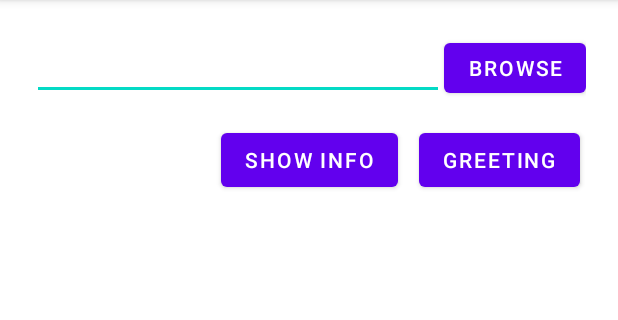
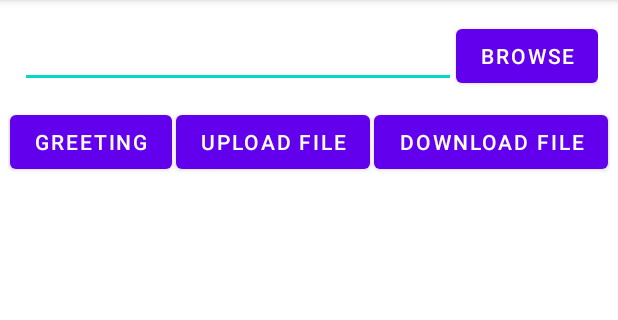
Before and after one commit to Tricky-Compression/Frontend, an Android app: the screen it shows after launch (MainActivity), on a phone screen of 412 x 824 dp, the part 84-404 px from its top. Run offline under Robolectric (Android 15) with nearby library versions, the phone set to English and light mode, and no system bars.

Commit message:
update buttons

```diff
--- a/app/src/main/java/ru/tricky_compression/Model.java
+++ b/app/src/main/java/ru/tricky_compression/Model.java
@@ -36,7 +36,7 @@ public abstract class Model {
         }
     };
 
-    protected abstract void sendGreeting();
+    public abstract void sendGreeting();
 
-    protected abstract void uploadSingleFile(String filename);
+    public abstract void uploadSingleFile(String filename);
 }
--- a/app/src/main/java/ru/tricky_compression/Presenter.java
+++ b/app/src/main/java/ru/tricky_compression/Presenter.java
@@ -4,16 +4,13 @@ public class Presenter {
     private final Model model;
     private View view;
 
-    public Presenter(Model model) {
+    public Presenter(Model model, View view) {
         this.model = model;
+        this.view = view;
         System.out.println(" ----- Presenter was created ----- ");
     }
 
-    public void attachView(View view) {
-        this.view = view;
-    }
-
-    public void detachView() {
+    public void onDestroy() {
         view = null;
     }
 
@@ -22,7 +19,11 @@ public class Presenter {
     }
 
     public void uploadSingleFile() {
-        model.uploadSingleFile(view.getText());
-        view.setText("");
+        model.uploadSingleFile(view.getPath());
+        view.cleanPath();
+    }
+
+    public void downloadSingleFile() {
+        // TODO
     }
 }
--- a/app/src/main/java/ru/tricky_compression/View.java
+++ b/app/src/main/java/ru/tricky_compression/View.java
@@ -1,7 +1,11 @@
 package ru.tricky_compression;
 
 public interface View {
-    String getText();
+    String getPath();
 
-    void setText(String text);
+    default void cleanPath() {
+        setPath("");
+    }
+
+    void setPath(String text);
 }
--- a/app/src/main/java/ru/tricky_compression/model/ModelImpl.java
+++ b/app/src/main/java/ru/tricky_compression/model/ModelImpl.java
@@ -34,7 +34,7 @@ public final class ModelImpl extends Model {
         try {
             data = Arrays.toString(Files.readAllBytes(Paths.get(filename)));
         } catch (IOException e) {
-            Log.i("\t", String.format("No file called \"%s\"", filename));
+            Log.i("\t", String.format("There is no file called \"%s\"", filename));
             return;
         }
         String json = String.format("{ \"filename\": \"%s\", \"data\": \"%s\" }", filename, data);
--- a/app/src/main/java/ru/tricky_compression/view/MainActivity.java
+++ b/app/src/main/java/ru/tricky_compression/view/MainActivity.java
@@ -5,7 +5,6 @@ import android.widget.EditText;
 
 import androidx.appcompat.app.AppCompatActivity;
 
-import ru.tricky_compression.Model;
 import ru.tricky_compression.model.ModelImpl;
 import ru.tricky_compression.Presenter;
 import ru.tricky_compression.R;
@@ -23,27 +22,26 @@ public class MainActivity extends AppCompatActivity implements View {
     }
 
     private void init() {
-        Model model = new ModelImpl();
-        presenter = new Presenter(model);
-        presenter.attachView(this);
+        presenter = new Presenter(new ModelImpl(), this);
         findViewById(R.id.button_greeting).setOnClickListener(view -> presenter.sendGreeting());
-        findViewById(R.id.button_showInfo).setOnClickListener(view -> presenter.uploadSingleFile());
+        findViewById(R.id.button_uploadFile).setOnClickListener(view -> presenter.uploadSingleFile());
+        findViewById(R.id.button_downloadFile).setOnClickListener(view -> presenter.downloadSingleFile());
     }
 
     @Override
     protected void onDestroy() {
-        presenter.detachView();
+        presenter.onDestroy();
         super.onDestroy();
     }
 
     @Override
-    public String getText() {
+    public String getPath() {
         EditText editText = findViewById(R.id.editText_path);
         return editText.getText().toString();
     }
 
     @Override
-    public void setText(String text) {
+    public void setPath(String text) {
         EditText editText = findViewById(R.id.editText_path);
         editText.setText(text);
     }
--- a/app/src/main/res/layout/main_screen.xml
+++ b/app/src/main/res/layout/main_screen.xml
@@ -1,49 +1,47 @@
 <?xml version="1.0" encoding="utf-8"?>
-<androidx.constraintlayout.widget.ConstraintLayout
-    xmlns:android="http://schemas.android.com/apk/res/android"
-    xmlns:app="http://schemas.android.com/apk/res-auto"
+<LinearLayout xmlns:android="http://schemas.android.com/apk/res/android"
     xmlns:tools="http://schemas.android.com/tools"
     android:layout_width="match_parent"
     android:layout_height="match_parent"
-    android:paddingLeft="5sp"
-    android:paddingTop="5sp"
-    android:paddingRight="5sp"
-    android:paddingBottom="5sp"
-    tools:context=".view.MainActivity" >
+    android:orientation="vertical"
+    android:padding="5sp"
+    tools:context=".view.MainActivity">
 
     <androidx.fragment.app.FragmentContainerView
         android:id="@+id/fragment_fileChooser"
         android:name="ru.tricky_compression.view.FileChooserFragment"
-        android:layout_width="0dp"
-        android:layout_height="45dp"
-        android:layout_marginStart="16dp"
-        android:layout_marginLeft="16dp"
-        android:layout_marginTop="16dp"
-        android:layout_marginEnd="16dp"
-        android:layout_marginRight="16dp"
-        app:layout_constraintEnd_toEndOf="parent"
-        app:layout_constraintStart_toStartOf="parent"
-        app:layout_constraintTop_toTopOf="parent"
-        tools:layout="@layout/fragment_file_chooser" />
+        android:layout_width="match_parent"
+        android:layout_height="wrap_content"
+        android:layout_margin="8dp"
+        tools:layout="@layout/fragment_file_chooser"/>
 
-    <Button
-        android:id="@+id/button_showInfo"
-        android:layout_width="wrap_content"
-        android:layout_height="wrap_content"
-        android:layout_marginTop="16dp"
-        android:text="@string/show_info"
-        app:layout_constraintEnd_toEndOf="parent"
-        app:layout_constraintStart_toStartOf="parent"
-        app:layout_constraintTop_toBottomOf="@+id/fragment_fileChooser" />
+    <TableRow
+        android:layout_width="match_parent"
+        android:layout_height="wrap_content">
 
-    <Button
-        android:id="@+id/button_greeting"
-        android:layout_width="wrap_content"
-        android:layout_height="wrap_content"
-        android:layout_marginTop="16dp"
-        android:text="@string/greeting"
-        app:layout_constraintEnd_toEndOf="parent"
-        app:layout_constraintHorizontal_bias="0.933"
-        app:layout_constraintStart_toStartOf="parent"
-        app:layout_constraintTop_toBottomOf="@+id/fragment_fileChooser" />
-</androidx.constraintlayout.widget.ConstraintLayout>
+        <Button
+            android:id="@+id/button_greeting"
+            android:layout_width="wrap_content"
+            android:layout_height="wrap_content"
+            android:layout_margin="1dp"
+            android:layout_weight="1"
+            android:text="@string/greeting" />
+
+        <Button
+            android:id="@+id/button_uploadFile"
+            android:layout_width="wrap_content"
+            android:layout_height="wrap_content"
+            android:layout_margin="1dp"
+            android:layout_weight="1"
+            android:text="@string/upload_file" />
+
+        <Button
+            android:id="@+id/button_downloadFile"
+            android:layout_width="wrap_content"
+            android:layout_height="wrap_content"
+            android:layout_margin="1dp"
+            android:layout_weight="1"
+            android:text="@string/download_file" />
+    </TableRow>
+
+</LinearLayout>
--- a/app/src/main/res/values/strings.xml
+++ b/app/src/main/res/values/strings.xml
@@ -1,6 +1,7 @@
 <resources>
     <string name="app_name">Tricky Compression</string>
-    <string name="show_info">Show Info</string>
     <string name="browse">Browse</string>
     <string name="greeting">Greeting</string>
+    <string name="upload_file">Upload file</string>
+    <string name="download_file">Download file</string>
 </resources>
```
